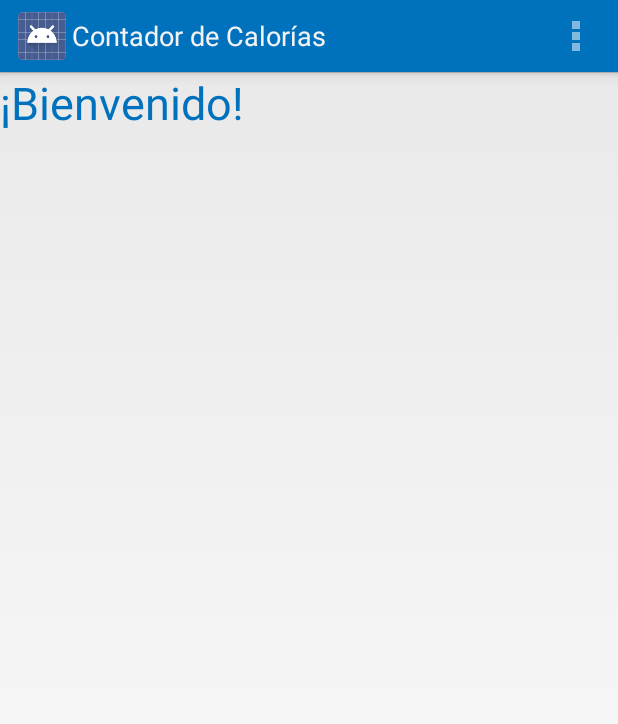
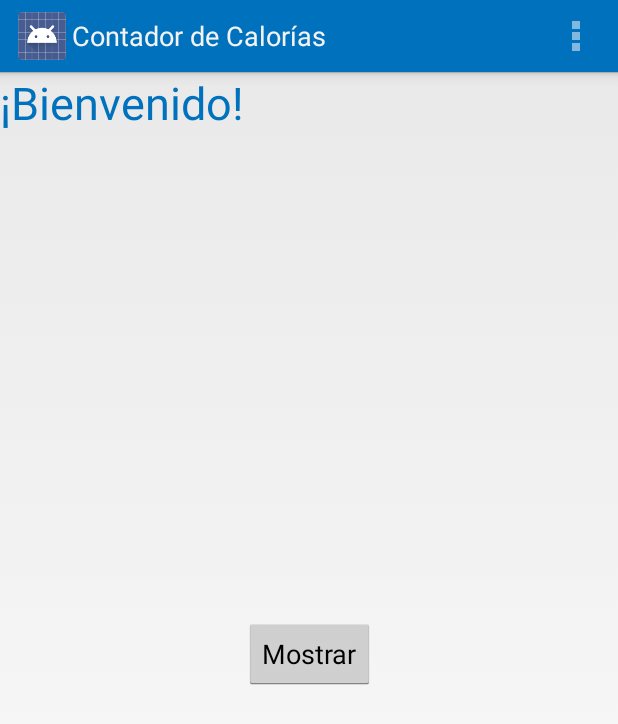
Before and after one commit to OmarCantu/proyecto_se_ii, an Android app: the screen it shows after launch (MainActivity), on a phone screen of 412 x 824 dp. Shown: the top 724 px of the screen. Run offline under Robolectric (Android 15) with nearby library versions, the phone set to English and light mode, and no system bars.

```diff
--- a/ContadordeCalorias/app/src/main/AndroidManifest.xml
+++ b/ContadordeCalorias/app/src/main/AndroidManifest.xml
@@ -15,7 +15,8 @@
 
                 <category android:name="android.intent.category.LAUNCHER" />
             </intent-filter>
-        </activity>        <activity
+        </activity>
+        <activity
             android:name=".PerfilActivity"
             android:label="@string/title_activity_perfil"
             android:parentActivityName=".MainActivity" >
--- /dev/null
+++ b/ContadordeCalorias/app/src/main/assets/testfile.txt
@@ -0,0 +1 @@
+qqqqqqqqq
--- a/ContadordeCalorias/app/src/main/res/layout/activity_main.xml
+++ b/ContadordeCalorias/app/src/main/res/layout/activity_main.xml
@@ -1,4 +1,4 @@
-<RelativeLayout xmlns:android="http://schemas.android.com/apk/res/android"
+<LinearLayout xmlns:android="http://schemas.android.com/apk/res/android"
     xmlns:tools="http://schemas.android.com/tools"
     android:layout_width="match_parent"
     android:layout_height="match_parent"
@@ -12,5 +12,11 @@
         android:textSize="30sp" android:textColor="@color/azul_real"
         android:layout_alignParentLeft="true"
         android:layout_alignParentStart="true" />
+    <Button
+        android:layout_width="wrap_content"
+        android:layout_height="wrap_content"
+        android:text="Mostrar"
+        android:layout_gravity="center_horizontal|center"
+        android:onClick="readFile" />
 
-</RelativeLayout>
+</LinearLayout>
--- a/ContadordeCalorias/app/src/main/res/values/strings.xml
+++ b/ContadordeCalorias/app/src/main/res/values/strings.xml
@@ -1,5 +1,6 @@
 <?xml version="1.0" encoding="utf-8"?>
 <resources>
+
     <string name="app_name">Contador de Calorías</string>
     <string name="action_perfil">Perfil</string>
     <string name="action_consulta">Consulta</string>
@@ -31,4 +32,6 @@
     <string name="act_fisica_intensa">Intensa</string>
     <string name="act_fisica_muy_intensa">Muy intensa</string>
     <string name="perfil_guardar">Guardar</string>
+    <string name="title_activity_test">TestActivity</string>
+
 </resources>
```
Also changed, not shown: ContadordeCalorias/app/src/main/java/cc/se2/uanl/edu/contadordecalorias/MainActivity.java (+21 -4 lines).
